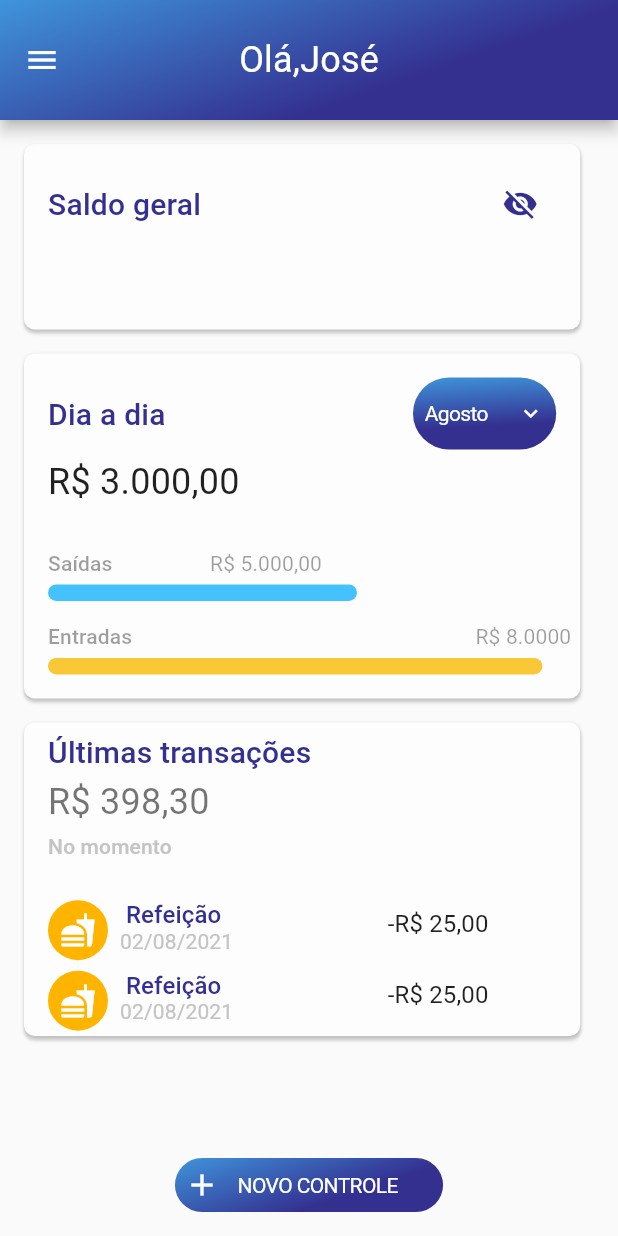
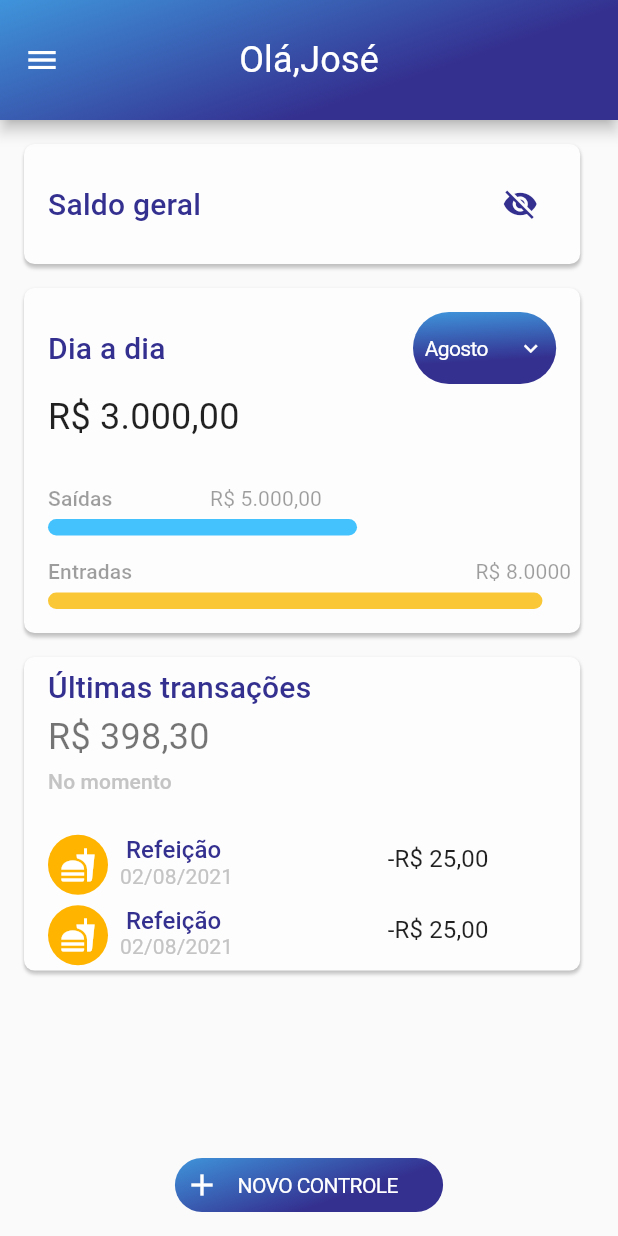
Before and after one commit to devguusta/RaroAcademy_Budget, a Flutter app: the HomePage screen opened by its route, on a phone screen of 412 x 824 dp. Run offline on Flutter 3.47's test engine with Material 2 defaults, Android fonts, the phone set to English and light mode, and no system bars; our stand-ins replace connectivity; missing offline and left inert: animated_card; project files that could hold a hidden picture were left out.

Commit message:
refactor: ajusta o tamanho do card general balance

```diff
--- a/lib/modules/home-page-filled/components/card_general_balance.dart
+++ b/lib/modules/home-page-filled/components/card_general_balance.dart
@@ -18,7 +18,7 @@ class _CardGeneralBalanceState extends State<CardGeneralBalance> {
       Size size = MediaQuery.of(context).size;
     return SingleChildScrollView(
           child: Container(
-        height: size.width * 0.3,
+
         width: size.width * 0.9,
         decoration: BoxDecoration(
           boxShadow: [
@@ -68,7 +68,9 @@ class _CardGeneralBalanceState extends State<CardGeneralBalance> {
                 ),
                 child: balanceVisible ?  Container()
                     :  Text("R\$ 3.000,00",
-                    style: AppTextStyles.kSubTitleHomeMedium)
+
+                    style:
+                    AppTextStyles.kSubTitleHomeMedium)
 
               ),
             ),
```
